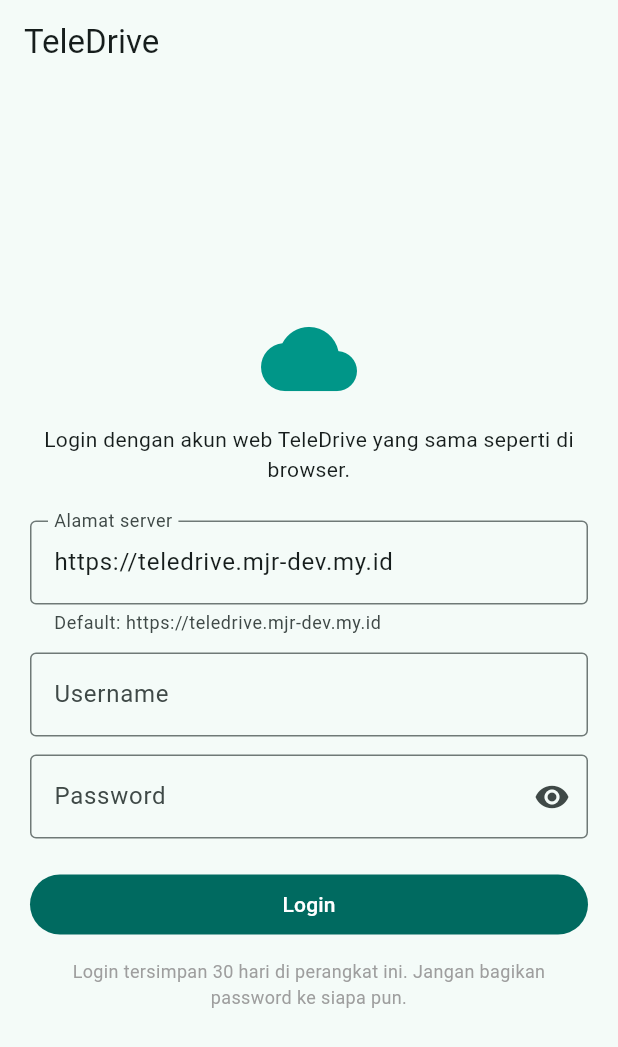
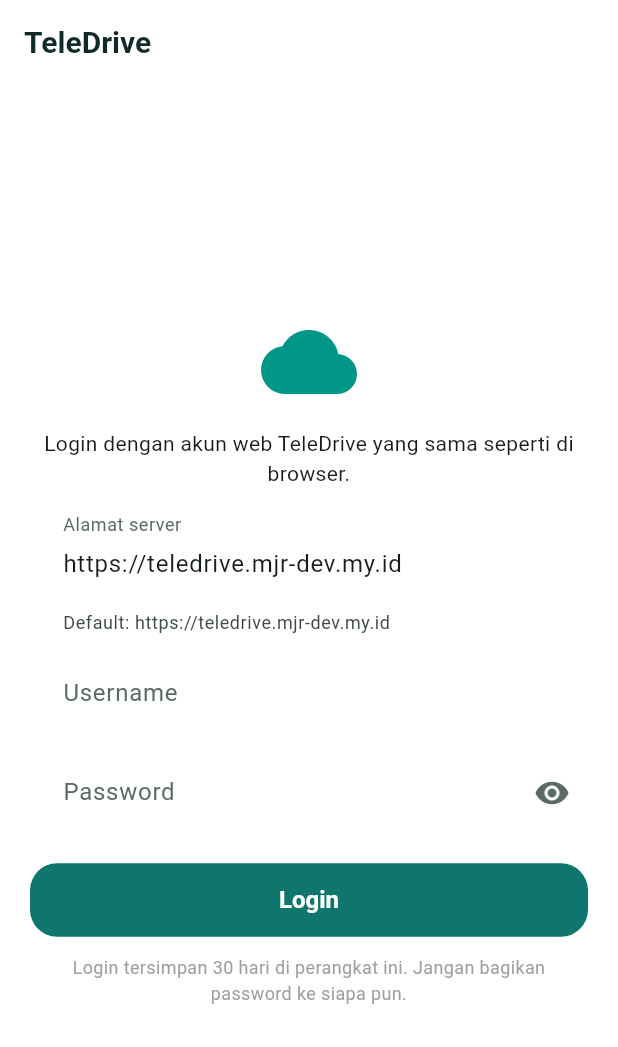
Before and after one commit to bangmujer/teledrive-app, a Flutter app: the screen it shows after launch, on a phone screen of 412 x 824 dp. Shown: the top 1047 px of the screen. Run offline on Flutter 3.47's test engine with Material 3 defaults, Android fonts, the phone set to English and light mode, and no system bars; our stand-ins replace file_picker, share_plus, shared_preferences.

Commit message:
Redesign UI: Google Drive + liquid glass theme

```diff
--- a/lib/main.dart
+++ b/lib/main.dart
@@ -4,6 +4,7 @@ import 'api/teledrive_api.dart';
 import 'screens/home_screen.dart';
 import 'screens/login_screen.dart';
 import 'screens/telegram_login_screen.dart';
+import 'theme.dart';
 
 final api = TeleDriveApi();
 
@@ -21,10 +22,7 @@ class TeleDriveApp extends StatelessWidget {
     return MaterialApp(
       title: 'TeleDrive',
       debugShowCheckedModeBanner: false,
-      theme: ThemeData(
-        colorScheme: ColorScheme.fromSeed(seedColor: Colors.teal),
-        useMaterial3: true,
-      ),
+      theme: TeleDriveTheme.light(),
       home: api.hasSession ? const HomeScreen() : const LoginScreen(),
       routes: {
         '/login': (_) => const LoginScreen(),
```
